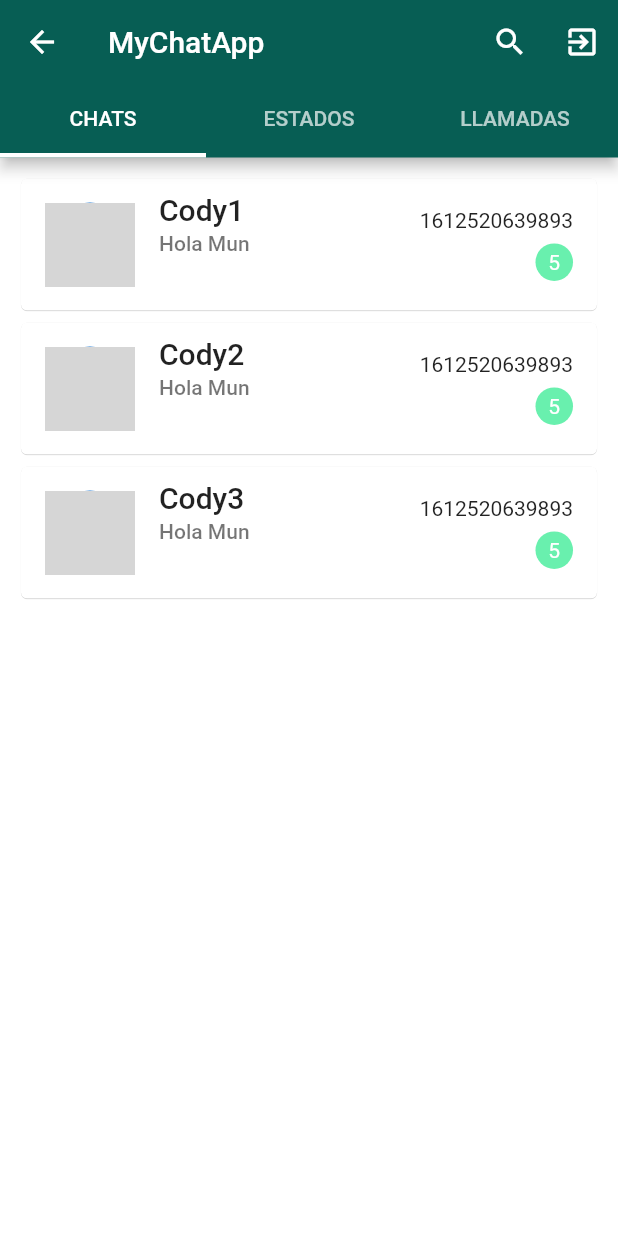
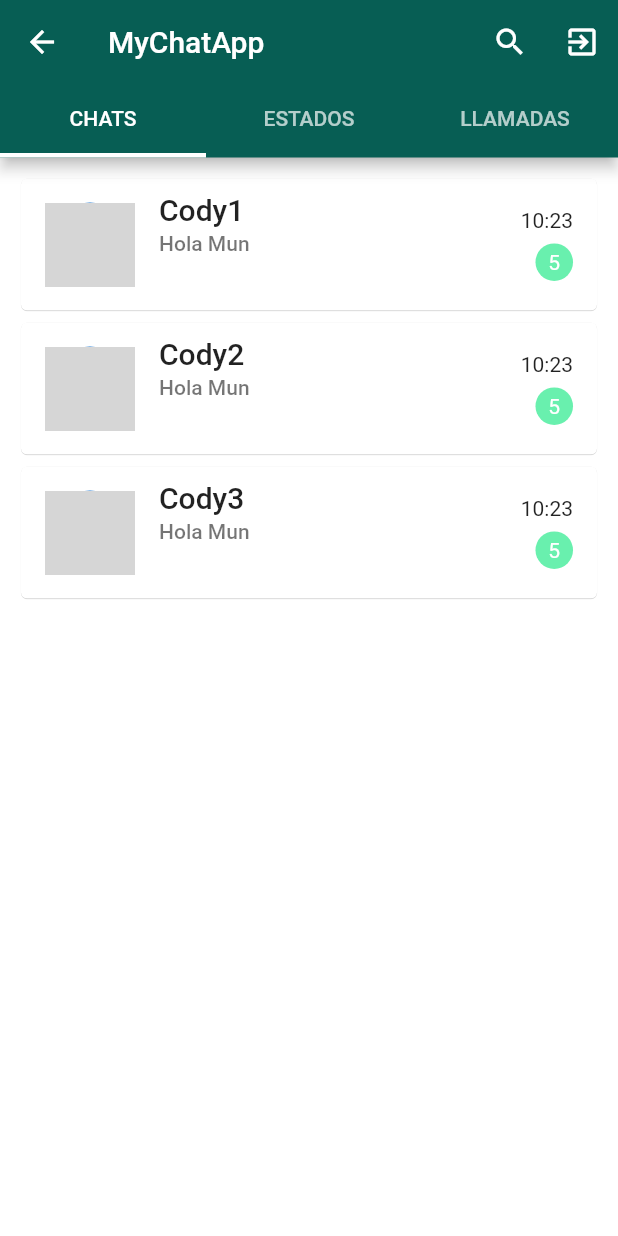
Before and after one commit to Luuchoh/Flutter_chat_live, a Flutter app: the screen it shows after launch, after a tap on "INICIAR SESION CON GOOGLE", on a phone screen of 412 x 824 dp. Run offline on Flutter 3.47's test engine with Material 2 defaults, Android fonts, the phone set to English and light mode, and no system bars; network calls fail; grey boxes are pictures that could not be loaded.

Commit message:
Add: widget Received Message and fix: bug GlobalKey

```diff
--- /dev/null
+++ b/lib/Common/DateFormatApp.dart
@@ -0,0 +1,8 @@
+import 'package:intl/intl.dart';
+
+class DateFormatApp {
+
+  static getDateFormat(time) {
+    return DateFormat('kk:mm').format(DateTime.fromMillisecondsSinceEpoch(int.parse(time)));
+  }
+}
--- a/lib/Common/Keys.dart
+++ b/lib/Common/Keys.dart
@@ -1,6 +1,4 @@
 import 'package:flutter/cupertino.dart';
 import 'package:flutter_live_chat/Pages/ChatPage.dart';
 
-class Keys {
-  GlobalKey<ChatState> chatState = GlobalKey<ChatState>();
-}
+GlobalKey<ChatState> chatState = GlobalKey<ChatState>();
--- a/lib/Modelo/MessageChat.dart
+++ b/lib/Modelo/MessageChat.dart
@@ -52,7 +52,7 @@ class MessageChat {
       ),
       MessageChat(
         id: "1",
-        content: "Holii",
+        content: "Holiiuuuuu",
         idFrom: "1",
         idTo: "2",
         timestamp: "1612520639893",
@@ -70,7 +70,7 @@ class MessageChat {
       ),
       MessageChat(
         id: "2",
-        content: "Hi",
+        content: "Hiiuuuu",
         idFrom: "2",
         idTo: "1",
         timestamp: "1612520639893",
--- a/lib/Pages/HomePage.dart
+++ b/lib/Pages/HomePage.dart
@@ -92,7 +92,6 @@ class HomePageState extends State<HomePage> with WidgetsBindingObserver {
   }
 
   listUsers(){
-    print(userChats);
     return ListView.builder(
       shrinkWrap: false,
       itemCount: userChats.length,
--- a/lib/Pages/LoginPage.dart
+++ b/lib/Pages/LoginPage.dart
@@ -1,5 +1,3 @@
-import 'dart:async';
-
 import 'package:flutter/material.dart';
 import 'package:flutter_live_chat/Modelo/UserChat.dart';
 import 'package:flutter_live_chat/Pages/HomePage.dart';
@@ -15,12 +13,8 @@ class LoginPageState extends State<LoginPage> {
   bool isLoading = false;
 
   signIn() async{
-    setState(() {
-      isLoading=true;
-    });
     UserChat userChat;
     userChat = await UserChat.getUser("1");
-    print(userChat.toMap().toString());
     Navigator.push(
       context,
       MaterialPageRoute(
@@ -28,11 +22,6 @@ class LoginPageState extends State<LoginPage> {
             HomePage(userChat)
       )
     );
-
-    setState(() {
-      isLoading=false;
-    });
-
   }
 
   goHomePage(UserChat userChat){
--- a/lib/Widget/Card/UserCard.dart
+++ b/lib/Widget/Card/UserCard.dart
@@ -1,5 +1,6 @@
 import 'package:flutter/cupertino.dart';
 import 'package:flutter/material.dart';
+import 'package:flutter_live_chat/Common/DateFormatApp.dart';
 import 'package:flutter_live_chat/Modelo/MessageChat.dart';
 import 'package:flutter_live_chat/Modelo/UserChat.dart';
 import 'package:flutter_live_chat/Pages/ChatPage.dart';
@@ -65,7 +66,7 @@ class UserCardState extends State<UserCard>{
           mainAxisAlignment: MainAxisAlignment.spaceAround,
           crossAxisAlignment: CrossAxisAlignment.end,
           children: <Widget>[
-            Text(messageChat.timestamp!),
+            Text(DateFormatApp.getDateFormat(messageChat.timestamp!)),
             count > 0
               ? Container(
                   alignment: Alignment.center,
--- a/lib/Widget/ChatAppBar.dart
+++ b/lib/Widget/ChatAppBar.dart
@@ -47,7 +47,7 @@ class ChatAppBarState extends State<ChatAppBar>{
                 ),
                 Text(
                   peer.isOnline! ? "Online" : peer.lastTime!,
-                  style: Theme.of(context).textTheme.titleSmall?.apply(
+                  style: Theme.of(context).textTheme.titleMedium?.apply(
                     color: Colors.green,
                   ),
                 )
--- a/lib/Widget/SentMessage.dart
+++ b/lib/Widget/SentMessage.dart
@@ -1,4 +1,5 @@
 import 'package:flutter/material.dart';
+import 'package:flutter_live_chat/Common/DateFormatApp.dart';
 import 'package:flutter_live_chat/Modelo/MessageChat.dart';
 
 
@@ -14,14 +15,14 @@ class SentMessage extends StatelessWidget {
         mainAxisAlignment: MainAxisAlignment.end,
         children: <Widget>[
           Text(
-            "${message.timestamp}",
+            "${DateFormatApp.getDateFormat(message.timestamp)}",
             style: Theme.of(context).textTheme.bodyMedium?.apply(color: Colors.grey),
           ),
           Padding(
             padding: EdgeInsets.only(left: 10),
             child: Container(
               constraints: BoxConstraints(
-                maxWidth: MediaQuery.of(context).size.width* .6
+                maxWidth: MediaQuery.of(context).size.width * .6
               ),
               padding: EdgeInsets.all(15.0),
               decoration: BoxDecoration(
--- a/pubspec.yaml
+++ b/pubspec.yaml
@@ -30,7 +30,7 @@ environment:
 dependencies:
   flutter:
     sdk: flutter
-
+  intl: ^0.18.1
 
   # The following adds the Cupertino Icons font to your application.
   # Use with the CupertinoIcons class for iOS style icons.
```
Also changed, not shown: lib/Pages/ChatPage.dart (+15 -9 lines), lib/Widget/ReceivedMessage.dart (added, +64 -0 lines), pubspec.lock.
